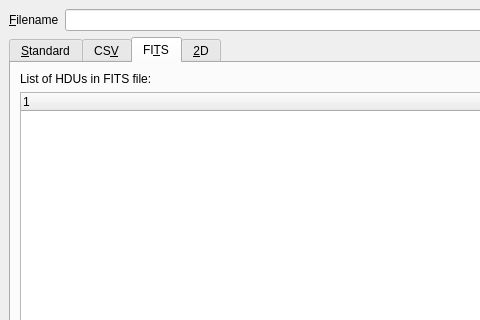
Old version of the form dialogs/import.ui in the repository veusz/veusz; both pictures show x 0 to 480 and y 0 to 320 of the 645 by 535 pixel window.
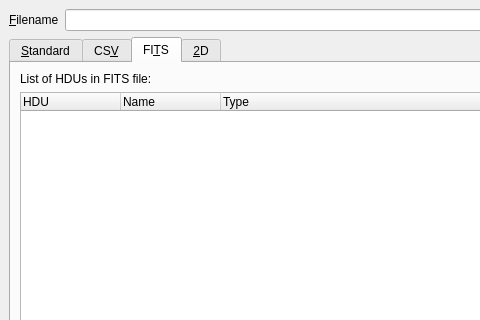
New version of the form. The open tabs and pages were chosen to show the change.

Commit message: Fix FITS in import dialog

```diff
--- a/dialogs/import.ui
+++ b/dialogs/import.ui
@@ -311,9 +311,22 @@
          <property name="rootIsDecorated" >
           <bool>false</bool>
          </property>
+         <property name="columnCount" >
+          <number>3</number>
+         </property>
          <column>
           <property name="text" >
-           <string>1</string>
+           <string>HDU</string>
+          </property>
+         </column>
+         <column>
+          <property name="text" >
+           <string>Name</string>
+          </property>
+         </column>
+         <column>
+          <property name="text" >
+           <string>Type</string>
           </property>
          </column>
         </widget>
```
The commit also changes 1 other file.
